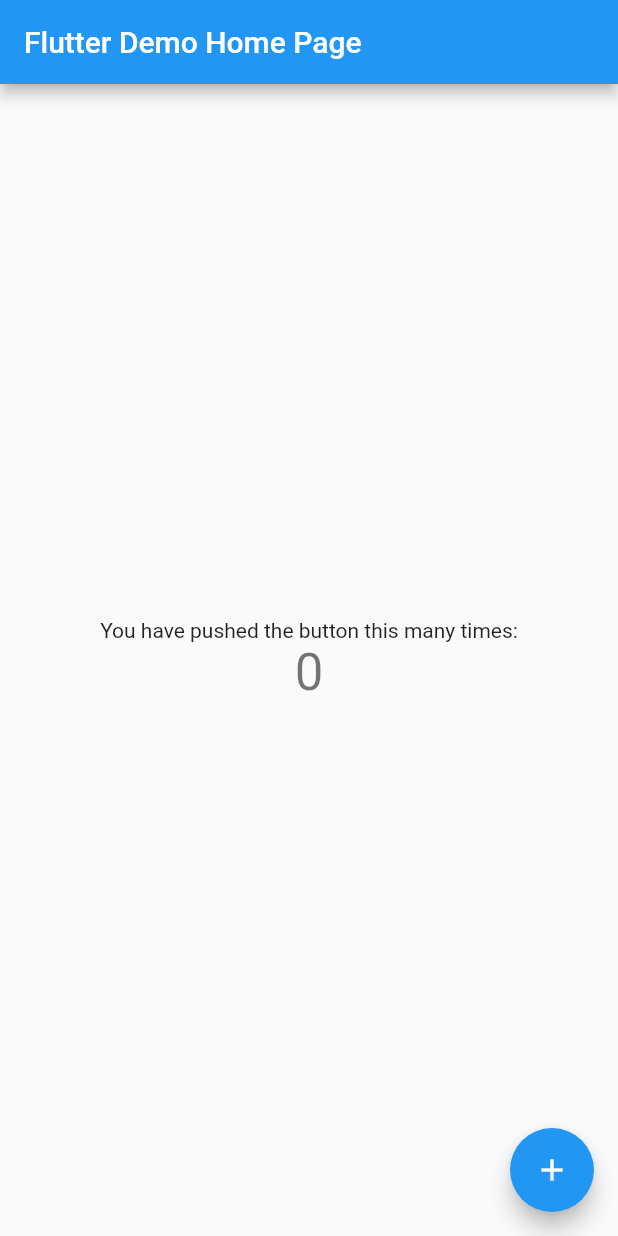
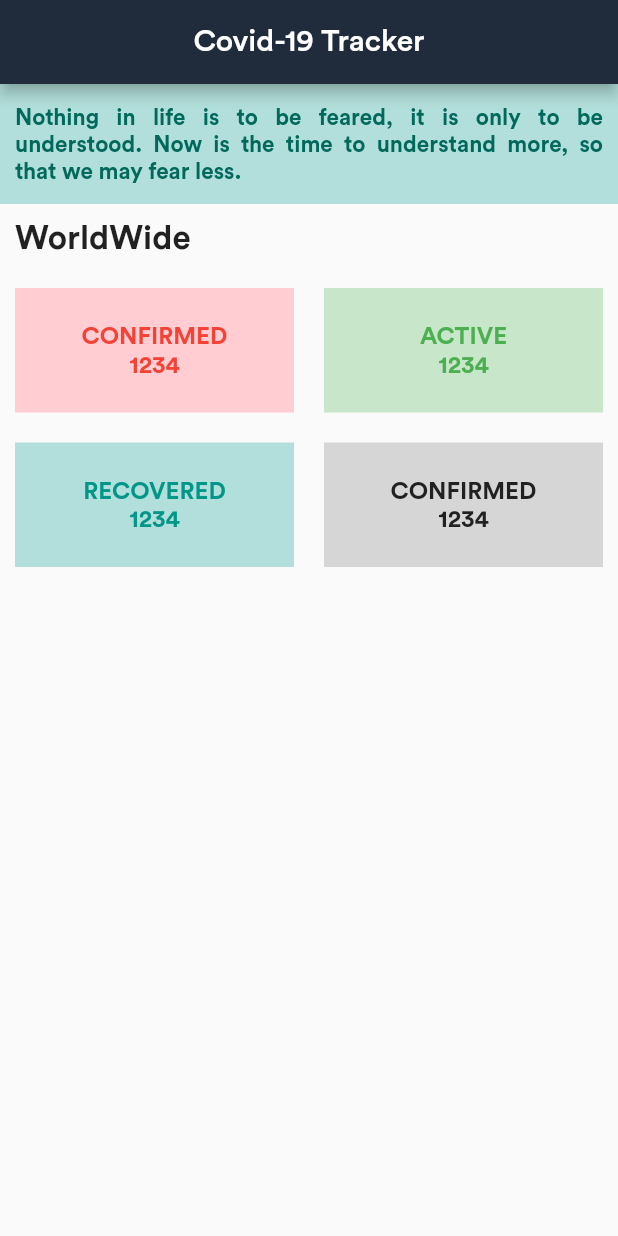
Before and after one commit to ravikant-paudel/flutter_clone, a Flutter app: the screen it shows after launch, on a phone screen of 412 x 824 dp. Run offline on Flutter 3.47's test engine with Material 2 defaults, Android fonts, the phone set to English and light mode, and no system bars.

Commit message:
Working in Covi19 App Design Page

```diff
--- /dev/null
+++ b/lib/data_source.dart
@@ -0,0 +1,69 @@
+import 'package:flutter/material.dart';
+
+Color primaryBlack = Color(0xff202c3b);
+
+class DataSource {
+  static String quote =
+      "Nothing in life is to be feared, it is only to be understood. Now is the time to understand more, so that we may fear less.";
+
+  static List questionAnswers = [
+    {
+      "question": "What is a coronavirus?",
+      "answer":
+          "Coronaviruses are a large family of viruses which may cause illness in animals or humans.  In humans, several coronaviruses are known to cause respiratory infections ranging from the common cold to more severe diseases such as Middle East Respiratory Syndrome (MERS) and Severe Acute Respiratory Syndrome (SARS). The most recently discovered coronavirus causes coronavirus disease COVID-19."
+    },
+    {
+      "question": "What is COVID-19?",
+      "answer":
+          "COVID-19 is the infectious disease caused by the most recently discovered coronavirus. This new virus and disease were unknown before the outbreak began in Wuhan, China, in December 2019."
+    },
+    {
+      "question": "What are the symptoms of COVID-19?",
+      "answer":
+          "The most common symptoms of COVID-19 are fever, tiredness, and dry cough. Some patients may have aches and pains, nasal congestion, runny nose, sore throat or diarrhea. These symptoms are usually mild and begin gradually. Some people become infected but don’t develop any symptoms and don't feel unwell. Most people (about 80%) recover from the disease without needing special treatment. Around 1 out of every 6 people who gets COVID-19 becomes seriously ill and develops difficulty breathing. Older people, and those with underlying medical problems like high blood pressure, heart problems or diabetes, are more likely to develop serious illness. People with fever, cough and difficulty breathing should seek medical attention."
+    },
+    {
+      "question": "How does COVID-19 spread?",
+      "answer":
+          "People can catch COVID-19 from others who have the virus. The disease can spread from person to person through small droplets from the nose or mouth which are spread when a person with COVID-19 coughs or exhales. These droplets land on objects and surfaces around the person. Other people then catch COVID-19 by touching these objects or surfaces, then touching their eyes, nose or mouth. People can also catch COVID-19 if they breathe in droplets from a person with COVID-19 who coughs out or exhales droplets. This is why it is important to stay more than 1 meter (3 feet) away from a person who is sick. \nWHO is assessing ongoing research on the ways COVID-19 is spread and will continue to share updated findings."
+    },
+    {
+      "question":
+          "Can the virus that causes COVID-19 be transmitted through the air?",
+      "answer":
+          "Studies to date suggest that the virus that causes COVID-19 is mainly transmitted through contact with respiratory droplets rather than through the air"
+    },
+    {
+      "question": "Can CoVID-19 be caught from a person who has no symptoms?",
+      "answer":
+          "The main way the disease spreads is through respiratory droplets expelled by someone who is coughing. The risk of catching COVID-19 from someone with no symptoms at all is very low. However, many people with COVID-19 experience only mild symptoms. This is particularly true at the early stages of the disease. It is therefore possible to catch COVID-19 from someone who has, for example, just a mild cough and does not feel ill.  WHO is assessing ongoing research on the period of transmission of COVID-19 and will continue to share updated findings.    "
+    },
+    {
+      "question":
+          "Can I catch COVID-19 from the feces of someone with the disease?",
+      "answer":
+          "The risk of catching COVID-19 from the feces of an infected person appears to be low. While initial investigations suggest the virus may be present in feces in some cases, spread through this route is not a main feature of the outbreak. WHO is assessing ongoing research on the ways COVID-19 is spread and will continue to share new findings. Because this is a risk, however, it is another reason to clean hands regularly, after using the bathroom and before eating."
+    },
+    {
+      "question": "How likely am I to catch COVID-19?",
+      "answer":
+          "The risk depends on where you  are - and more specifically, whether there is a COVID-19 outbreak unfolding there.\nFor most people in most locations the risk of catching COVID-19 is still low. However, there are now places around the world (cities or areas) where the disease is spreading. For people living in, or visiting, these areas the risk of catching COVID-19 is higher. Governments and health authorities are taking vigorous action every time a new case of COVID-19 is identified. Be sure to comply with any local restrictions on travel, movement or large gatherings. Cooperating with disease control efforts will reduce your risk of catching or spreading COVID-19.\nCOVID-19 outbreaks can be contained and transmission stopped, as has been shown in China and some other countries. Unfortunately, new outbreaks can emerge rapidly. It’s important to be aware of the situation where you are or intend to go. WHO publishes daily updates on the COVID-19 situation worldwide."
+    },
+    {
+      "question": "Who is at risk of developing severe illness?",
+      "answer":
+          "While we are still learning about how COVID-2019 affects people, older persons and persons with pre-existing medical conditions (such as high blood pressure, heart disease, lung disease, cancer or diabetes)  appear to develop serious illness more often than others. "
+    },
+    {
+      "question": "Should I wear a mask to protect myself?",
+      "answer":
+          "Only wear a mask if you are ill with COVID-19 symptoms (especially coughing) or looking after someone who may have COVID-19. Disposable face mask can only be used once. If you are not ill or looking after someone who is ill then you are wasting a mask. There is a world-wide shortage of masks, so WHO urges people to use masks wisely.\nWHO advises rational use of medical masks to avoid unnecessary wastage of precious resources and mis-use of masks\nThe most effective ways to protect yourself and others against COVID-19 are to frequently clean your hands, cover your cough with the bend of elbow or tissue and maintain a distance of at least 1 meter (3 feet) from people who are coughing or sneezing"
+    },
+    {
+      "question":
+          "Are antibiotics effective in preventing or treating the COVID-19?",
+      "answer":
+          "No. Antibiotics do not work against viruses, they only work on bacterial infections. COVID-19 is caused by a virus, so antibiotics do not work. Antibiotics should not be used as a means of prevention or treatment of COVID-19. They should only be used as directed by a physician to treat a bacterial infection. "
+    }
+  ];
+}
--- /dev/null
+++ b/lib/home_page.dart
@@ -0,0 +1,54 @@
+import 'package:flutter/material.dart';
+import 'package:flutter/painting.dart';
+import 'package:flutter/rendering.dart';
+import 'package:flutterclone/data_source.dart';
+import 'package:flutterclone/pannels/world_wide_pannels.dart';
+import 'package:http/http.dart' as http;
+
+class HomePage extends StatefulWidget {
+  @override
+  _HomePageState createState() => _HomePageState();
+}
+
+class _HomePageState extends State<HomePage> {
+  @override
+  Widget build(BuildContext context) {
+    return Scaffold(
+      appBar: AppBar(
+        centerTitle: true,
+        title: Text('Covid-19 Tracker'),
+      ),
+      body: SingleChildScrollView(
+        child: Column(
+          crossAxisAlignment: CrossAxisAlignment.start,
+          children: <Widget>[
+            Container(
+              height: 80,
+              alignment: Alignment.center,
+              padding: EdgeInsets.all(10.0),
+              color: Colors.teal[100],
+              child: Text(
+                DataSource.quote,
+                style: TextStyle(
+                  color: Colors.teal[800],
+                  fontWeight: FontWeight.bold,
+                  fontSize: 15.0,
+                ),
+                textAlign: TextAlign.justify,
+              ),
+            ),
+            Padding(
+              padding:
+                  const EdgeInsets.symmetric(vertical: 10.0, horizontal: 10.0),
+              child: Text(
+                'WorldWide',
+                style: TextStyle(fontSize: 22.0, fontWeight: FontWeight.bold),
+              ),
+            ),
+            WorldWidePanel(),
+          ],
+        ),
+      ),
+    );
+  }
+}
--- a/lib/main.dart
+++ b/lib/main.dart
@@ -1,63 +1,16 @@
 import 'package:flutter/material.dart';
+import 'package:flutterclone/data_source.dart';
+import 'home_page.dart';
 
-void main() => runApp(MyApp());
-
-class MyApp extends StatelessWidget {
-  @override
-  Widget build(BuildContext context) {
-    return MaterialApp(
-      title: 'Flutter Demo',
+void main() {
+  runApp(
+    MaterialApp(
+      debugShowCheckedModeBanner: false,
       theme: ThemeData(
-        primarySwatch: Colors.blue,
+        fontFamily: 'Circular',
+        primaryColor: primaryBlack,
       ),
-      home: MyHomePage(title: 'Flutter Demo Home Page'),
-    );
-  }
+      home: HomePage(),
+    ),
+  );
 }
-
-class MyHomePage extends StatefulWidget {
-  MyHomePage({Key key, this.title}) : super(key: key);
-
-  final String title;
-
-  @override
-  _MyHomePageState createState() => _MyHomePageState();
-}
-
-class _MyHomePageState extends State<MyHomePage> {
-  int _counter = 0;
-
-  void _incrementCounter() {
-    setState(() {
-      _counter++;
-    });
-  }
-
-  @override
-  Widget build(BuildContext context) {
-    return Scaffold(
-      appBar: AppBar(
-        title: Text(widget.title),
-      ),
-      body: Center(
-        child: Column(
-          mainAxisAlignment: MainAxisAlignment.center,
-          children: <Widget>[
-            Text(
-              'You have pushed the button this many times:',
-            ),
-            Text(
-              '$_counter',
-              style: Theme.of(context).textTheme.display1,
-            ),
-          ],
-        ),
-      ),
-      floatingActionButton: FloatingActionButton(
-        onPressed: _incrementCounter,
-        tooltip: 'Increment',
-        child: Icon(Icons.add),
-      ),
-    );
-  }
-}
--- /dev/null
+++ b/lib/pannels/world_wide_pannels.dart
@@ -0,0 +1,86 @@
+import 'package:flutter/material.dart';
+import 'package:flutter/painting.dart';
+import 'package:flutter/rendering.dart';
+
+class WorldWidePanel extends StatelessWidget {
+  @override
+  Widget build(BuildContext context) {
+    return GridView(
+      shrinkWrap: true,
+      physics: NeverScrollableScrollPhysics(),
+      gridDelegate: SliverGridDelegateWithFixedCrossAxisCount(
+        crossAxisCount: 2,
+        childAspectRatio: 2,
+      ),
+      children: <Widget>[
+        StatusPanel(
+          title: 'CONFIRMED',
+          panelColor: Colors.red[100],
+          textColor: Colors.red,
+          count: '1234',
+        ),
+        StatusPanel(
+          title: 'ACTIVE',
+          panelColor: Colors.green[100],
+          textColor: Colors.green,
+          count: '1234',
+        ),
+        StatusPanel(
+          title: 'RECOVERED',
+          panelColor: Colors.teal[100],
+          textColor: Colors.teal,
+          count: '1234',
+        ),
+        StatusPanel(
+          title: 'CONFIRMED',
+          panelColor: Colors.grey[350],
+          textColor: Colors.grey[900],
+          count: '1234',
+        ),
+      ],
+    );
+  }
+}
+
+class StatusPanel extends StatelessWidget {
+  final Color panelColor;
+  final Color textColor;
+  final String title;
+  final String count;
+
+  const StatusPanel(
+      {Key key, this.panelColor, this.textColor, this.title, this.count})
+      : super(key: key);
+
+  @override
+  Widget build(BuildContext context) {
+    double width = MediaQuery.of(context).size.width;
+    return Container(
+      margin: EdgeInsets.all(10.0),
+      height: 80,
+      color: panelColor,
+      width: width / 2,
+      child: Column(
+        mainAxisAlignment: MainAxisAlignment.center,
+        children: <Widget>[
+          Text(
+            '$title',
+            style: TextStyle(
+              fontWeight: FontWeight.bold,
+              fontSize: 16.0,
+              color: textColor,
+            ),
+          ),
+          Text(
+            '$count',
+            style: TextStyle(
+              fontWeight: FontWeight.bold,
+              fontSize: 16.0,
+              color: textColor,
+            ),
+          ),
+        ],
+      ),
+    );
+  }
+}
```
Also changed, not shown: pubspec.yaml (+11 -6 lines), fonts/CircularStd-Black.ttf (added), fonts/CircularStd-Bold.ttf (added), fonts/CircularStd-Medium.ttf (added), pubspec.lock.
